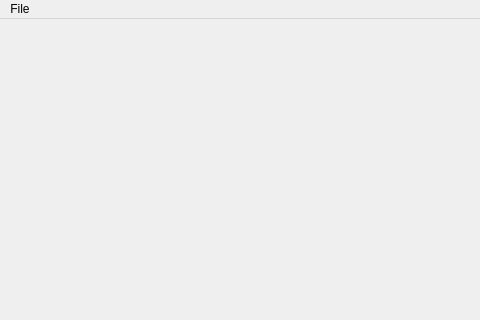
The window that CB-InC/ChemicalBurette/mainwindow.ui (boodahDEV/CB) describes before a commit, drawn with Qt 5; both pictures show x 0 to 480 and y 0 to 320 of the 1156 by 664 pixel window.
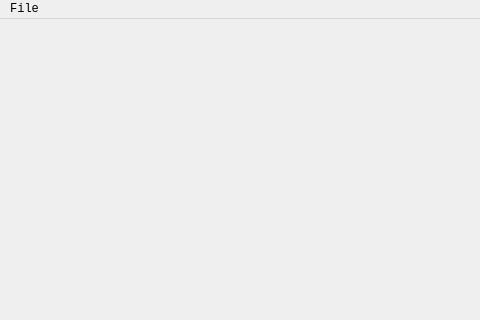
The same window after the commit.

Diff of the .ui file:
```diff
--- a/CB-InC/ChemicalBurette/mainwindow.ui
+++ b/CB-InC/ChemicalBurette/mainwindow.ui
@@ -10,6 +10,11 @@
     <height>664</height>
    </rect>
   </property>
+  <property name="font">
+   <font>
+    <family>Monospace</family>
+   </font>
+  </property>
   <property name="windowTitle">
    <string>MainWindow</string>
   </property>
```
Left out of the diff: 2 changed lines with no effect on the pictures.
